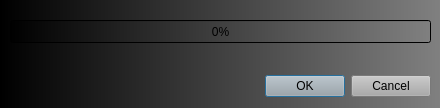
Qt form ui/scan_dialog.ui (dimizisis/scopus_app) before a commit.
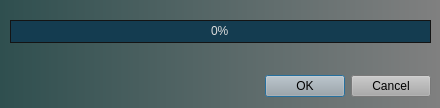
The same form after that commit.

Commit message: Updated uis (not integrated)

Patch:
```diff
--- a/ui/scan_dialog.ui
+++ b/ui/scan_dialog.ui
@@ -14,7 +14,7 @@
    <string>Scanning...</string>
   </property>
   <property name="styleSheet">
-   <string notr="true">background: qlineargradient( x1:0 y1:0, x2:1 y2:0, stop:0 black, stop:1 grey);</string>
+   <string notr="true">background: qlineargradient( x1:0 y1:0, x2:1 y2:0, stop:0 darkslategray, stop:1 grey);</string>
   </property>
   <widget class="QDialogButtonBox" name="buttonBox">
    <property name="geometry">
@@ -44,6 +44,32 @@
      <height>23</height>
     </rect>
    </property>
+   <property name="styleSheet">
+    <string notr="true">/**** QProgressBar (enabled) ****/
+QProgressBar
+{
+  background-color: rgb(40,40,40);
+  background-color: rgb(20,60,80);
+  border: 1px solid rgb(20,20,20);
+  color: rgb(220,220,220);
+  text-align: center;
+}
+
+QProgressBar::chunk
+{
+  background-color: rgb(70,110,130);
+  margin: 1px;
+  width: 4px;
+}
+
+/**** QProgressBar (disabled) ****/
+QProgressBar:disabled
+{
+  background-color: rgb(120,120,120);
+  border: 1px solid rgb(60,60,60);
+  color: rgb(40,40,40);
+}</string>
+   </property>
    <property name="value">
     <number>0</number>
    </property>
```
The commit also changes 4 other files.
